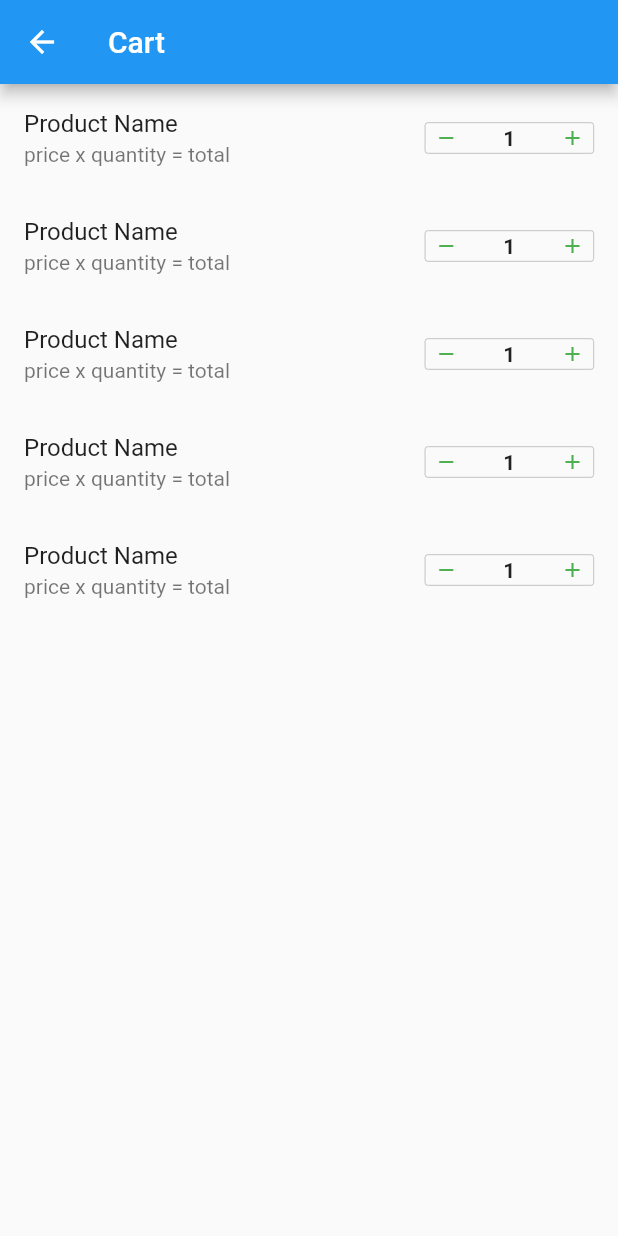
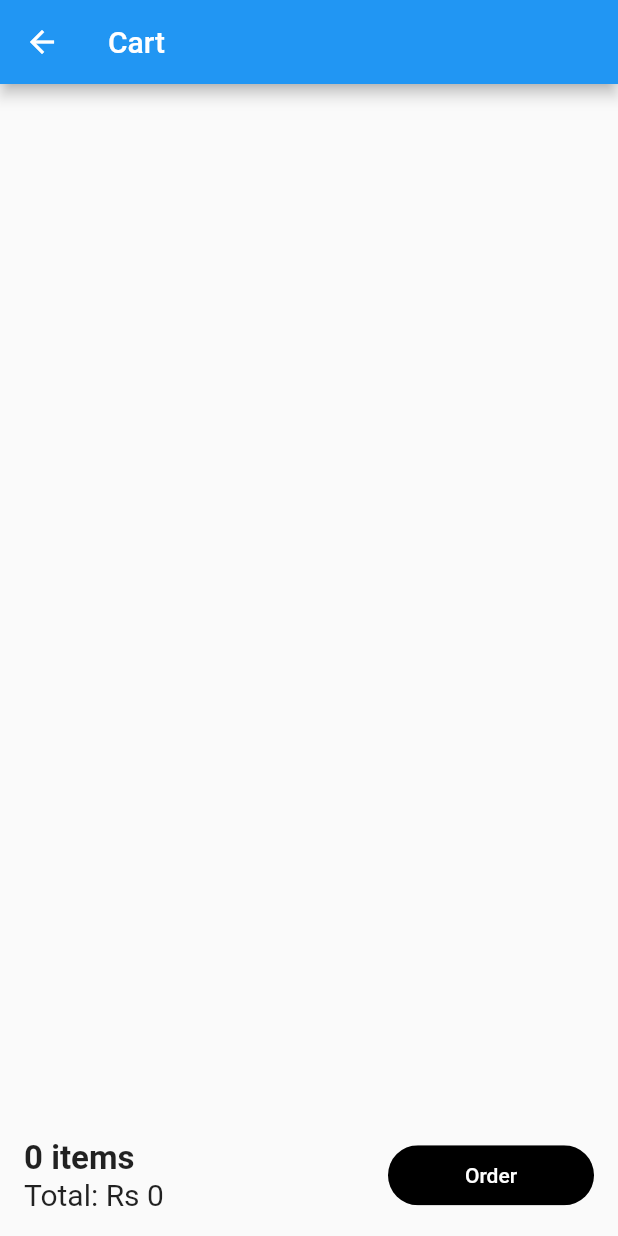
Before and after one commit to TheJambo05/Final-Year-Project, a Flutter app: the CartScreen screen opened by its route, on a phone screen of 412 x 824 dp. Run offline on Flutter 3.47's test engine with Material 2 defaults, Android fonts, the phone set to English and light mode, and no system bars; drawn by our look-alikes of input_quantity; our stand-ins replace cached_network_image, dio, email_validator, flutter_bloc, pretty_dio_logger, shared_preferences; missing offline and left inert: flutter_carousel_slider; accounts and stored records are empty.

Commit message:
Upto cart image is not done

```diff
--- /dev/null
+++ b/lib/logic/cubits/cart_cuibit/cart_cubit.dart
@@ -0,0 +1,46 @@
+import 'dart:async';
+
+import 'package:flutter_bloc/flutter_bloc.dart';
+import 'package:jumper/data/repositories/cart_repository.dart';
+import 'package:jumper/logic/cubits/cart_cuibit/cart_state.dart';
+import 'package:jumper/logic/cubits/user_cubit/user_cubits.dart';
+import 'package:jumper/logic/cubits/user_cubit/user_state.dart';
+
+class CartCubit extends Cubit<CartState> {
+  final UserCubit _userCubit;
+  StreamSubscription? _userSubscription;
+
+  CartCubit(this._userCubit) : super(CartInitialState()) {
+    //initial value
+    _handleUserState(_userCubit.state);
+
+    //Listening to user cubit (for future updates)
+    _userSubscription = _userCubit.stream.listen(_handleUserState);
+  }
+
+  void _handleUserState(UserState userState) {
+    if (userState is UserLoggedInState) {
+      _initialize(userState.userModel.sId!);
+    } else if (userState is UserLoggedOutState) {
+      emit(CartInitialState());
+    }
+  }
+
+  final _cartRepository = CartRepository();
+
+  void _initialize(String userId) async {
+    emit(CartLoadingState(state.items));
+    try {
+      final items = await _cartRepository.fetchCartForUser(userId);
+      emit(CartLoadedState(items));
+    } catch (ex) {
+      emit(CartErrorState(ex.toString(), state.items));
+    }
+  }
+
+  @override
+  Future<void> close() {
+    _userSubscription?.cancel();
+    return super.close();
+  }
+}
--- /dev/null
+++ b/lib/logic/cubits/cart_cuibit/cart_state.dart
@@ -0,0 +1,23 @@
+import 'package:jumper/data/models/cart/cart_item_model.dart';
+
+abstract class CartState {
+  final List<CartItemModel> items;
+  CartState(this.items);
+}
+
+class CartInitialState extends CartState {
+  CartInitialState() : super([]);
+}
+
+class CartLoadingState extends CartState {
+  CartLoadingState(super.items);
+}
+
+class CartLoadedState extends CartState {
+  CartLoadedState(super.items);
+}
+
+class CartErrorState extends CartState {
+  final String message;
+  CartErrorState(this.message, super.items);
+}
--- /dev/null
+++ b/lib/logic/services/calculations.dart
@@ -0,0 +1,11 @@
+import 'package:jumper/data/models/cart/cart_item_model.dart';
+
+class Calculations {
+  static double cartTotal(List<CartItemModel> items) {
+    double total = 0;
+    for (int i = 0; i < items.length; i++) {
+      total += items[i].product!.price! * items[i].quantity!;
+    }
+    return total;
+  }
+}
--- a/lib/logic/services/formatter.dart
+++ b/lib/logic/services/formatter.dart
@@ -1,7 +1,7 @@
 import 'package:intl/intl.dart';
 
 class Formatter {
-  static String formatPrice(int price) {
+  static String formatPrice(num price) {
     final numberFormat = NumberFormat("Rs #,##,###");
     return numberFormat.format(price);
   }
--- a/lib/presentation/screens/auth/cart/cart_screen.dart
+++ b/lib/presentation/screens/auth/cart/cart_screen.dart
@@ -1,5 +1,13 @@
+import 'package:cached_network_image/cached_network_image.dart';
 import 'package:flutter/material.dart';
+import 'package:flutter_bloc/flutter_bloc.dart';
 import 'package:input_quantity/input_quantity.dart';
+import 'package:jumper/logic/cubits/cart_cuibit/cart_cubit.dart';
+import 'package:jumper/logic/cubits/cart_cuibit/cart_state.dart';
+import 'package:jumper/logic/services/calculations.dart';
+import 'package:jumper/logic/services/formatter.dart';
+
+import '../../../widgets/login_Button.dart';
 
 class CartScreen extends StatefulWidget {
   const CartScreen({super.key});
@@ -18,19 +26,79 @@ class _CartScreenState extends State<CartScreen> {
         title: const Text("Cart"),
       ),
       body: SafeArea(
+        child: BlocBuilder<CartCubit, CartState>(builder: (context, state) {
+          if (state is CartLoadingState && state.items.isEmpty) {
+            return const Center(
+              child: CircularProgressIndicator(),
+            );
+          }
+
+          if (state is CartErrorState && state.items.isEmpty) {
+            return Center(
+              child: Text(state.message),
+            );
+          }
+          return Column(
+            children: [
+              Expanded(
                 child: ListView.builder(
-          itemCount: 5,
+                  itemCount: state.items.length,
                   itemBuilder: (context, index) {
+                    final item = state.items[index];
+
                     return ListTile(
-                // leading: ,
-                title: const Text("Product Name"),
-                subtitle: const Text("price x quantity = total"),
+                        // leading: CachedNetworkImage(
+                        //     imageUrl: item.product!.images![0]),
+                        title: Text("${item.product?.title}"),
+                        subtitle: Text(
+                            "${Formatter.formatPrice(item.product!.price!)} x ${item.quantity} = ${Formatter.formatPrice(item.product!.price! * item.quantity!)}"),
                         trailing: InputQty(
+                          minVal: 1,
+                          maxVal: 99,
+                          initVal: item.quantity!,
                           onQtyChanged: (value) {},
                         ));
                   },
                 ),
               ),
+              Padding(
+                padding: const EdgeInsets.all(16),
+                child: Row(
+                  mainAxisAlignment: MainAxisAlignment.spaceBetween,
+                  children: [
+                    Flexible(
+                      child: Column(
+                        crossAxisAlignment: CrossAxisAlignment.start,
+                        children: [
+                          Text(
+                            "${state.items.length} items",
+                            style: const TextStyle(
+                                fontWeight: FontWeight.bold, fontSize: 22),
+                          ),
+                          Text(
+                            "Total: ${Formatter.formatPrice(Calculations.cartTotal(state.items))}",
+                            style: const TextStyle(
+                                // fontWeight: FontWeight.bold,
+                                fontSize: 20),
+                          )
+                        ],
+                      ),
+                    ),
+                    SizedBox(
+                      width: MediaQuery.of(context).size.width / 3,
+                      child: LoginButton(
+                        // Button for login action
+                        onPressed: () {},
+                        text: "Order",
+                      ),
+                    ),
+                  ],
+                ),
+              )
+            ],
+          );
+        }),
+      ),
     );
   }
 }
```
Also changed, not shown: lib/logic/cubits/add_Product_cubit.dart/add_product_cubit.dart (deleted, +0 -39 lines), lib/logic/cubits/add_Product_cubit.dart/add_product_state.dart (deleted, +0 -20 lines), lib/logic/services/preferences.dart (+12 -1 lines), lib/main.dart (+4 -4 lines), lib/presentation/screens/auth/home/home_screen.dart (+5 -5 lines). Lines whose indentation alone changed are shown as unchanged.
